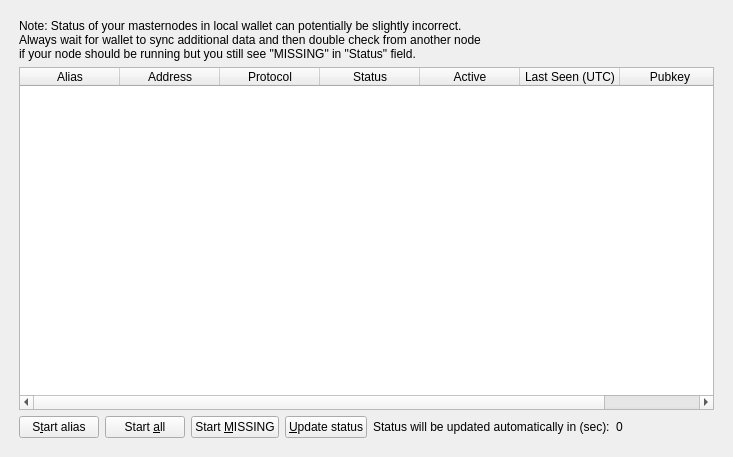
First picture: the form in src/qt/forms/masternodelist.ui, repository scryptachain/scrypta, before the edit.
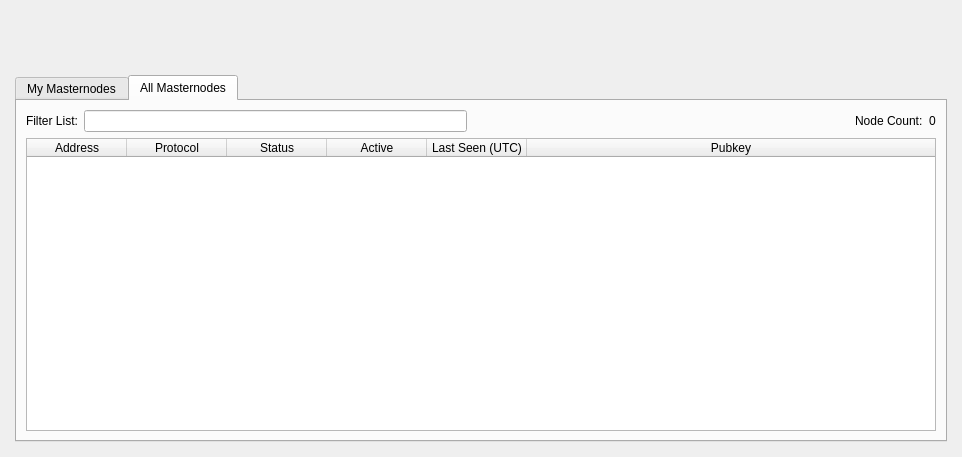
Second picture: the form after the edit. The open tabs and pages were chosen to show the change.

Commit message: [GUI] Masternode List (#9)

The edit to the form file:
```diff
--- a/src/qt/forms/masternodelist.ui
+++ b/src/qt/forms/masternodelist.ui
@@ -6,36 +6,146 @@
    <rect>
     <x>0</x>
     <y>0</y>
-    <width>723</width>
+        <width>962</width>
     <height>457</height>
    </rect>
   </property>
   <property name="windowTitle">
    <string>Form</string>
   </property>
-  <layout class="QVBoxLayout" name="topLayout">
+    <layout class="QVBoxLayout" name="topLayout" stretch="0">
    <property name="leftMargin">
-    <number>10</number>
+        <number>9</number>
    </property>
    <property name="topMargin">
-    <number>10</number>
+        <number>9</number>
    </property>
    <property name="rightMargin">
-    <number>10</number>
+        <number>9</number>
    </property>
    <property name="bottomMargin">
-    <number>10</number>
+        <number>9</number>
    </property>
     <item>
-     <widget class="QWidget" name="tabMyMasternodes">
-      <attribute name="title">
-       <string>My Masternodes</string>
-      </attribute>
+        <layout class="QVBoxLayout" name="verticalLayout_Master" stretch="0,0">
+          <property name="spacing">
+            <number>0</number>
+          </property>
+          <item>
+            <widget class="QFrame" name="frame_Header">
+              <layout class="QVBoxLayout" name="verticalLayout_4">
+                <property name="leftMargin">
+                  <number>0</number>
+                </property>
+                <property name="topMargin">
+                  <number>0</number>
+                </property>
+                <property name="rightMargin">
+                  <number>0</number>
+                </property>
+                <property name="bottomMargin">
+                  <number>0</number>
+                </property>
+                <item>
+                  <layout class="QHBoxLayout" name="horizontalLayout_Header" stretch="1,0">
+                    <item>
+                      <spacer name="horizontalSpacer">
+                        <property name="orientation">
+                          <enum>Qt::Horizontal</enum>
+                        </property>
+                        <property name="sizeHint" stdset="0">
+                          <size>
+                            <width>40</width>
+                            <height>20</height>
+                          </size>
+                        </property>
+                      </spacer>
+                    </item>
+                    <item>
+                      <widget class="QLabel" name="labelOverviewHeaderRight">
+                        <property name="minimumSize">
+                          <size>
+                            <width>464</width>
+                            <height>60</height>
+                          </size>
+                        </property>
+                        <property name="maximumSize">
+                          <size>
+                            <width>16777215</width>
+                            <height>60</height>
+                          </size>
+                        </property>
+                        <property name="font">
+                          <font>
+                            <pointsize>14</pointsize>
+                          </font>
+                        </property>
+                        <property name="text">
+                          <string/>
+                        </property>
+                        <property name="alignment">
+                          <set>Qt::AlignRight|Qt::AlignTrailing|Qt::AlignVCenter</set>
+                        </property>
+                      </widget>
+                    </item>
+                  </layout>
+                </item>
+              </layout>
+            </widget>
+          </item>
+          <item>
+            <widget class="QFrame" name="frame_BG">
+              <layout class="QVBoxLayout" name="verticalLayout_3">
+                <property name="leftMargin">
+                  <number>6</number>
+                </property>
+                <property name="topMargin">
+                  <number>6</number>
+                </property>
+                <property name="rightMargin">
+                  <number>6</number>
+                </property>
+                <property name="bottomMargin">
+                  <number>6</number>
+                </property>
+                <item>
+                  <widget class="QFrame" name="frame_Content">
+                    <layout class="QVBoxLayout" name="verticalLayout">
+                      <property name="spacing">
+                        <number>0</number>
+                      </property>
+                      <property name="leftMargin">
+                        <number>0</number>
+                      </property>
+                      <property name="topMargin">
+                        <number>0</number>
+                      </property>
+                      <property name="rightMargin">
+                        <number>0</number>
+                      </property>
+                      <property name="bottomMargin">
+                        <number>0</number>
+                      </property>
+                      <item>
       <layout class="QGridLayout" name="gridLayout_2">
+                          <property name="spacing">
+                            <number>2</number>
+                          </property>
        <item row="0" column="0">
+                            <widget class="QTabWidget" name="tabAllMasternode">
+                              <property name="tabPosition">
+                                <enum>QTabWidget::North</enum>
+                              </property>
+                              <property name="currentIndex">
+                                <number>0</number>
+                              </property>
+                              <widget class="QWidget" name="myMasternodeList" native="true">
+                                <attribute name="title">
+                                  <string>My Masternodes</string>
+                                </attribute>
         <layout class="QVBoxLayout" name="verticalLayout_2">
          <property name="bottomMargin">
-          <number>0</number>
+                                    <number>1</number>
          </property>
          <item>
           <layout class="QHBoxLayout" name="horizontalLayout_note">
@@ -217,9 +327,175 @@
           </layout>
          </item>
         </layout>
-       </item>
-      </layout>
-     </widget>
+                              </widget>
+                              <widget class="QWidget" name="allMasternodeList">
+                                <attribute name="title">
+                                  <string>All Masternodes</string>
+                                </attribute>
+                                <layout class="QVBoxLayout" name="verticalLayout_5">
+                                  <item>
+                                    <layout class="QHBoxLayout" name="horizontalLayout_4">
+                                      <property name="bottomMargin">
+                                        <number>0</number>
+                                      </property>
+                                      <item>
+                                        <widget class="QLabel" name="filterListLb">
+                                          <property name="text">
+                                            <string>Filter List:</string>
+                                          </property>
+                                        </widget>
+                                      </item>
+                                      <item>
+                                        <widget class="QLineEdit" name="filterTextBox">
+                                          <property name="toolTip">
+                                            <string>Filter masternode list</string>
+                                          </property>
+                                        </widget>
+                                      </item>
+                                      <item>
+                                        <spacer name="horizontalSpacer_4">
+                                          <property name="orientation">
+                                            <enum>Qt::Horizontal</enum>
+                                          </property>
+                                          <property name="sizeHint" stdset="0">
+                                            <size>
+                                              <width>10</width>
+                                              <height>20</height>
+                                            </size>
+                                          </property>
+                                        </spacer>
+                                      </item>
+                                      <item>
+                                        <widget class="QLabel" name="nodeCountLb">
+                                          <property name="text">
+                                            <string>Node Count:</string>
+                                          </property>
+                                        </widget>
+                                      </item>
+                                      <item>
+                                        <widget class="QLabel" name="nodeCount">
+                                          <property name="text">
+                                            <string>0</string>
+                                          </property>
+                                        </widget>
+                                      </item>
+                                    </layout>
+                                  </item>
+                                  <item>
+                                    <widget class="QTableWidget" name="tableWidgetAllMasternodes">
+                                      <property name="minimumSize">
+                                        <size>
+                                          <width>695</width>
+                                          <height>0</height>
+                                        </size>
+                                      </property>
+                                      <property name="palette">
+                                        <palette>
+                                          <active>
+                                            <colorrole role="Text">
+                                              <brush brushstyle="SolidPattern">
+                                                <color alpha="255">
+                                                  <red>51</red>
+                                                  <green>51</green>
+                                                  <blue>51</blue>
+                                                </color>
+                                              </brush>
+                                            </colorrole>
+                                          </active>
+                                          <inactive>
+                                            <colorrole role="Text">
+                                              <brush brushstyle="SolidPattern">
+                                                <color alpha="255">
+                                                  <red>51</red>
+                                                  <green>51</green>
+                                                  <blue>51</blue>
+                                                </color>
+                                              </brush>
+                                            </colorrole>
+                                          </inactive>
+                                          <disabled>
+                                            <colorrole role="Text">
+                                              <brush brushstyle="SolidPattern">
+                                                <color alpha="255">
+                                                  <red>85</red>
+                                                  <green>85</green>
+                                                  <blue>85</blue>
+                                                </color>
+                                              </brush>
+                                            </colorrole>
+                                          </disabled>
+                                        </palette>
+                                      </property>
+                                      <property name="editTriggers">
+                                        <set>QAbstractItemView::NoEditTriggers</set>
+                                      </property>
+                                      <property name="alternatingRowColors">
+                                        <bool>true</bool>
+                                      </property>
+                                      <property name="selectionMode">
+                                        <enum>QAbstractItemView::SingleSelection</enum>
+                                      </property>
+                                      <property name="selectionBehavior">
+                                        <enum>QAbstractItemView::SelectRows</enum>
+                                      </property>
+                                      <property name="sortingEnabled">
+                                        <bool>true</bool>
+                                      </property>
+                                      <attribute name="horizontalHeaderStretchLastSection">
+                                        <bool>true</bool>
+                                      </attribute>
+                                      <column>
+                                        <property name="text">
+                                          <string>Address</string>
+                                        </property>
+                                      </column>
+                                      <column>
+                                        <property name="text">
+                                          <string>Protocol</string>
+                                        </property>
+                                      </column>
+                                      <column>
+                                        <property name="text">
+                                          <string>Status</string>
+                                        </property>
+                                      </column>
+                                      <column>
+                                        <property name="text">
+                                          <string>Active</string>
+                                        </property>
+                                      </column>
+                                      <column>
+                                        <property name="text">
+                                          <string>Last Seen (UTC)</string>
+                                        </property>
+                                      </column>
+                                      <column>
+                                        <property name="text">
+                                          <string>Pubkey</string>
+                                        </property>
+                                      </column>
+                                    </widget>
+                                  </item>
+                                </layout>
+                                <zorder>label_count</zorder>
+                                <zorder>countLabel</zorder>
+                                <zorder>horizontalSpacer_3</zorder>
+                                <zorder>filterLineEdit</zorder>
+                                <zorder>label_filter</zorder>
+                                <zorder>tableWidgetAllMasternodes</zorder>
+                                <zorder>layoutWidget</zorder>
+                              </widget>
+                            </widget>
+                          </item>
+                        </layout>
+                      </item>
+                    </layout>
+                  </widget>
+                </item>
+              </layout>
+            </widget>
+          </item>
+        </layout>
     </item>
   </layout>
  </widget>
```
Left out of the diff: 3 changed lines with no effect on the pictures. Lines whose indentation alone changed are shown as unchanged. The commit also changes 3 other files.
